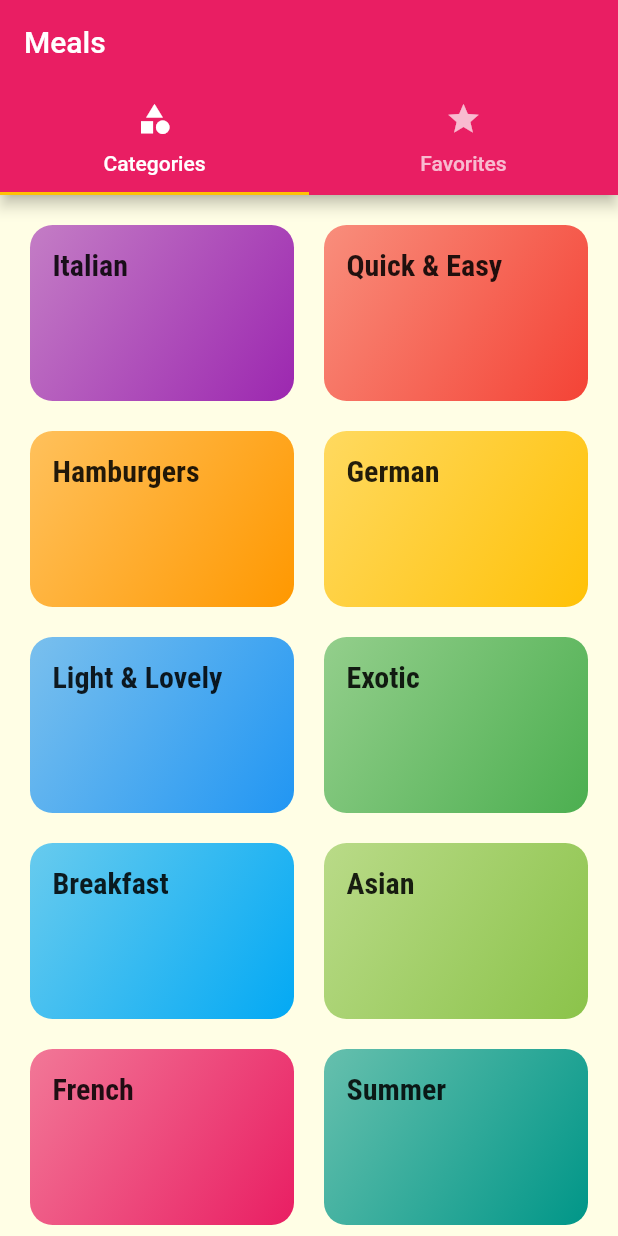
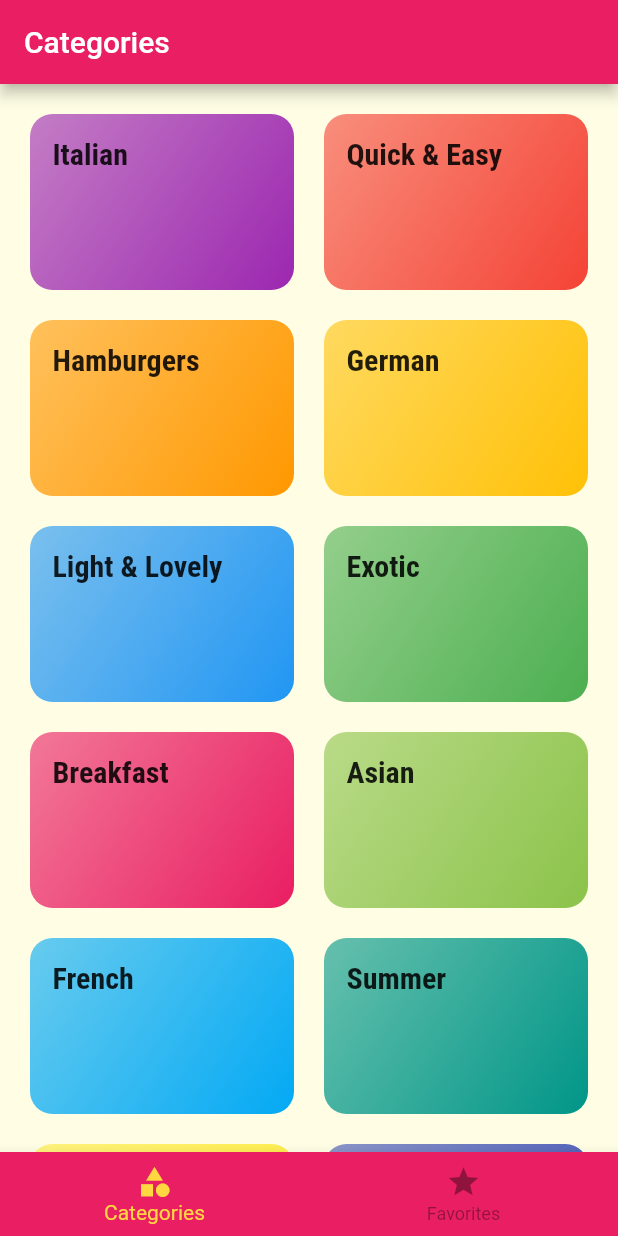
Before and after one commit to fffrowies/deli_meals, a Flutter app: the screen it shows after launch, on a phone screen of 412 x 824 dp. Run offline on Flutter 3.47's test engine with Material 2 defaults, Android fonts, the phone set to English and light mode, and no system bars; Roboto replaces fonts that are missing (Railway).

```diff
--- a/lib/dummy_data.dart
+++ b/lib/dummy_data.dart
@@ -37,7 +37,7 @@ const DUMMY_CATEGORIES = const [
   Category(
     id: 'c7',
     title: 'Breakfast',
-    color: Colors.lightBlue,
+    color: Colors.pink,
   ),
   Category(
     id: 'c8',
@@ -47,7 +47,7 @@ const DUMMY_CATEGORIES = const [
   Category(
     id: 'c9',
     title: 'French',
-    color: Colors.pink,
+    color: Colors.lightBlue,
   ),
   Category(
     id: 'c10',
--- a/lib/main.dart
+++ b/lib/main.dart
@@ -14,7 +14,7 @@ class MyApp extends StatelessWidget {
       title: 'DeliMeals',
       theme: ThemeData(
         primarySwatch: Colors.pink,
-        accentColor: Colors.amber,
+        accentColor: Colors.amberAccent,
         canvasColor: Color.fromRGBO(255, 254, 229, 1),
         fontFamily: 'Railway',
         textTheme: ThemeData.light().textTheme.copyWith(
--- a/lib/screens/tabs_screen.dart
+++ b/lib/screens/tabs_screen.dart
@@ -1,7 +1,7 @@
-import 'package:deli_meals/screens/favorites_screen.dart';
 import 'package:flutter/material.dart';
 
 import './categories_screen.dart';
+import './favorites_screen.dart';
 
 class TabsScreen extends StatefulWidget {
   @override
@@ -9,33 +9,51 @@ class TabsScreen extends StatefulWidget {
 }
 
 class _TabsScreenState extends State<TabsScreen> {
+  final List<Map<String, dynamic>> _pages = [
+    {
+      'page': CategoriesScreen(),
+      'title': 'Categories',
+    },
+    {
+      'page': FavoritesScreen(),
+      'title': 'Your Favorites',
+    },
+  ];
+
+  int _selectedPageIndex = 0;
+
+  void _selectPage(int index) {
+    setState(() {
+      _selectedPageIndex = index;
+    });
+  }
+
   @override
   Widget build(BuildContext context) {
-    return DefaultTabController(
-      length: 2,
-      // initialIndex: 0,
-      child: Scaffold(
-        appBar: AppBar(
-          title: Text('Meals'),
-          bottom: TabBar(
-            tabs: <Widget>[
-              Tab(
-                icon: Icon(Icons.category),
-                text: 'Categories',
-              ),
-              Tab(
-                icon: Icon(Icons.star),
-                text: 'Favorites',
-              ),
-            ],
+    return Scaffold(
+      appBar: AppBar(
+        title: Text(_pages[_selectedPageIndex]['title']),
+      ),
+      body: _pages[_selectedPageIndex]['page'],
+      bottomNavigationBar: BottomNavigationBar(
+        onTap: _selectPage,
+        backgroundColor: Theme.of(context).primaryColor,
+        unselectedItemColor: Theme.of(context).disabledColor,
+        selectedItemColor: Theme.of(context).accentColor,
+        currentIndex: _selectedPageIndex,
+        // type: BottomNavigationBarType.fixed,
+        items: [
+          BottomNavigationBarItem(
+            // backgroundColor: Theme.of(context).primaryColor,
+            icon: Icon(Icons.category),
+            label: 'Categories',
           ),
-        ),
-        body: TabBarView(
-          children: <Widget>[
-            CategoriesScreen(),
-            FavoritesScreen(),
-          ],
-        ),
+          BottomNavigationBarItem(
+            // backgroundColor: Theme.of(context).primaryColor,
+            icon: Icon(Icons.star),
+            label: 'Favorites',
+          ),
+        ],
       ),
     );
   }
```
